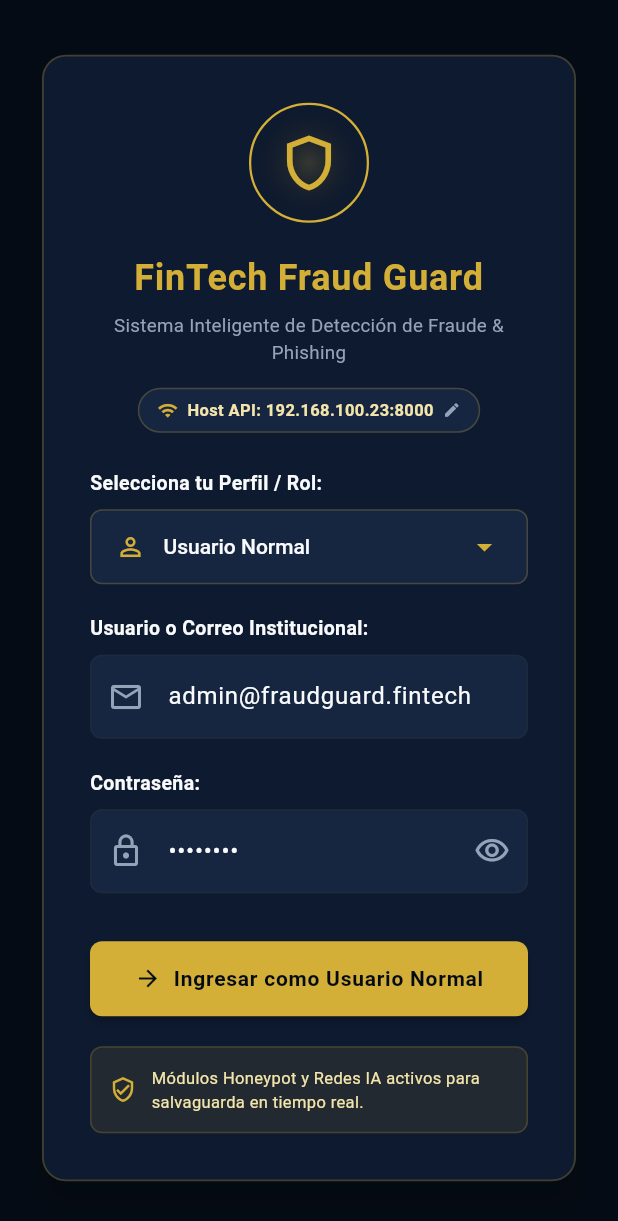
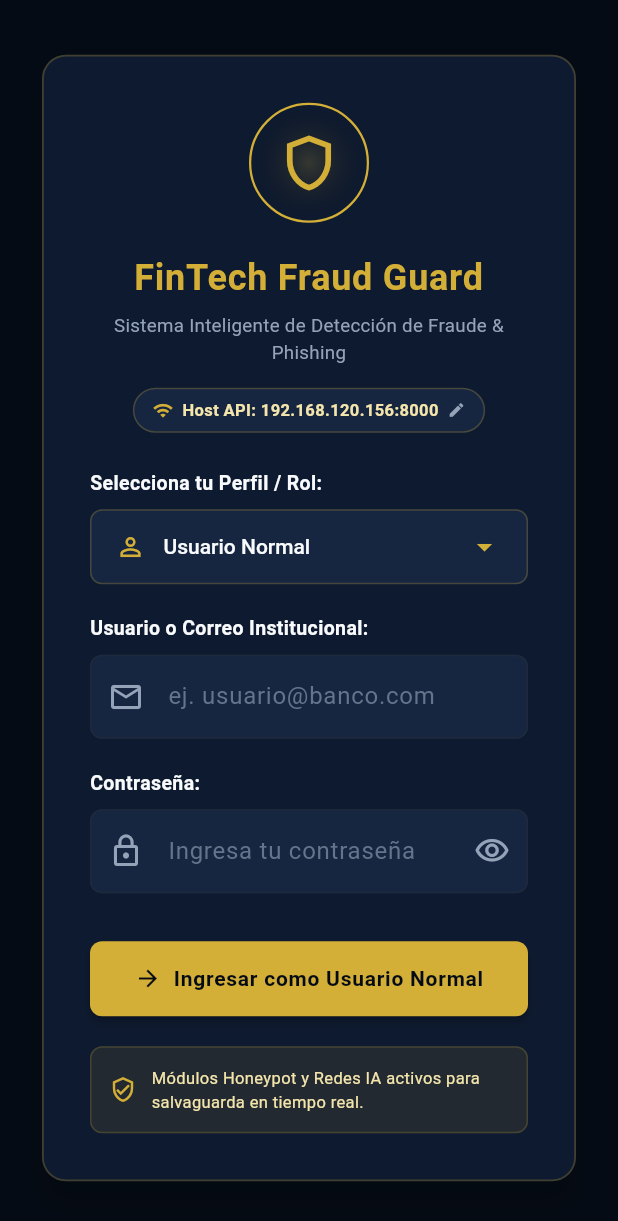
Before and after one commit to LeChatNoir578/FinTech-Fraud-Guard, a Flutter app: the screen it shows after launch, on a phone screen of 412 x 824 dp. Shown: the top 1221 px of the screen. Run offline on Flutter 3.47's test engine with Material 3 defaults, Android fonts, the phone set to English and light mode, and no system bars; our stand-ins replace file_picker, webview_flutter.

Commit message:
fix(mobile): clear login inputs, enable eye toggle and update LAN IP

```diff
--- a/src/mobile_app/lib/services/api_service.dart
+++ b/src/mobile_app/lib/services/api_service.dart
@@ -117,7 +117,7 @@ class TextPredictionResult {
 class ApiService {
   // Configuración de red para dispositivo físico Android
   // Permite configurar la dirección IP de la red local (host) en lugar de 'localhost' o '127.0.0.1'
-  static String host = "192.168.100.23";
+  static String host = "192.168.120.156";
   static int port = 8000;
 
   /// Permite actualizar dinámicamente la IP del servidor FastAPI desde la app
--- a/src/mobile_app/lib/views/login_view.dart
+++ b/src/mobile_app/lib/views/login_view.dart
@@ -13,8 +13,8 @@ class LoginView extends StatefulWidget {
 
 class _LoginViewState extends State<LoginView> {
   final _formKey = GlobalKey<FormState>();
-  final TextEditingController _userController = TextEditingController(text: 'admin@fraudguard.fintech');
-  final TextEditingController _passwordController = TextEditingController(text: '••••••••');
+  final TextEditingController _userController = TextEditingController(text: '');
+  final TextEditingController _passwordController = TextEditingController(text: '');
 
   String _selectedRole = 'Usuario Normal';
   final List<String> _roles = ['Usuario Normal', 'Entidad Bancaria'];
--- a/src/mobile_app/lib/views/user_web_view.dart
+++ b/src/mobile_app/lib/views/user_web_view.dart
@@ -16,7 +16,7 @@ class _UserWebViewState extends State<UserWebView> with SingleTickerProviderStat
   WebViewController? _webViewController;
   bool _isWebLoading = true;
   bool _hasWebError = false;
-  String _targetUrl = "http://192.168.100.23:8000/dashboard";
+  String _targetUrl = "http://192.168.120.156:8000/dashboard";
   Timer? _loadTimeoutTimer;
 
   // Controladores y estado del Formulario Nativo (Requisito 3)
```
